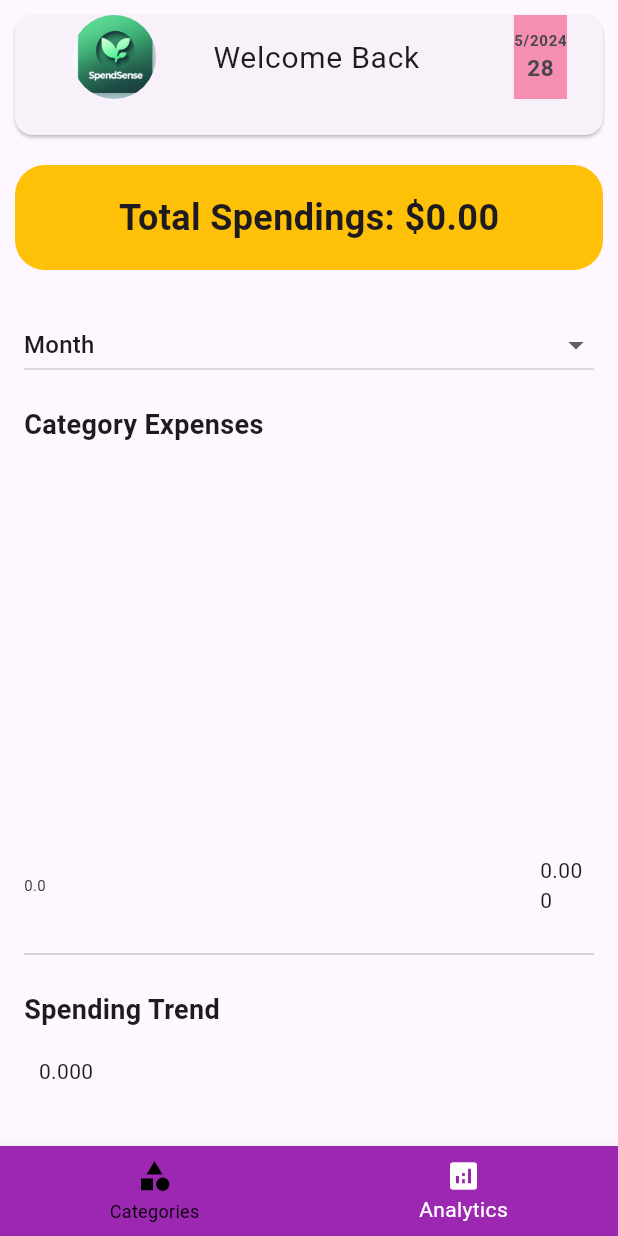
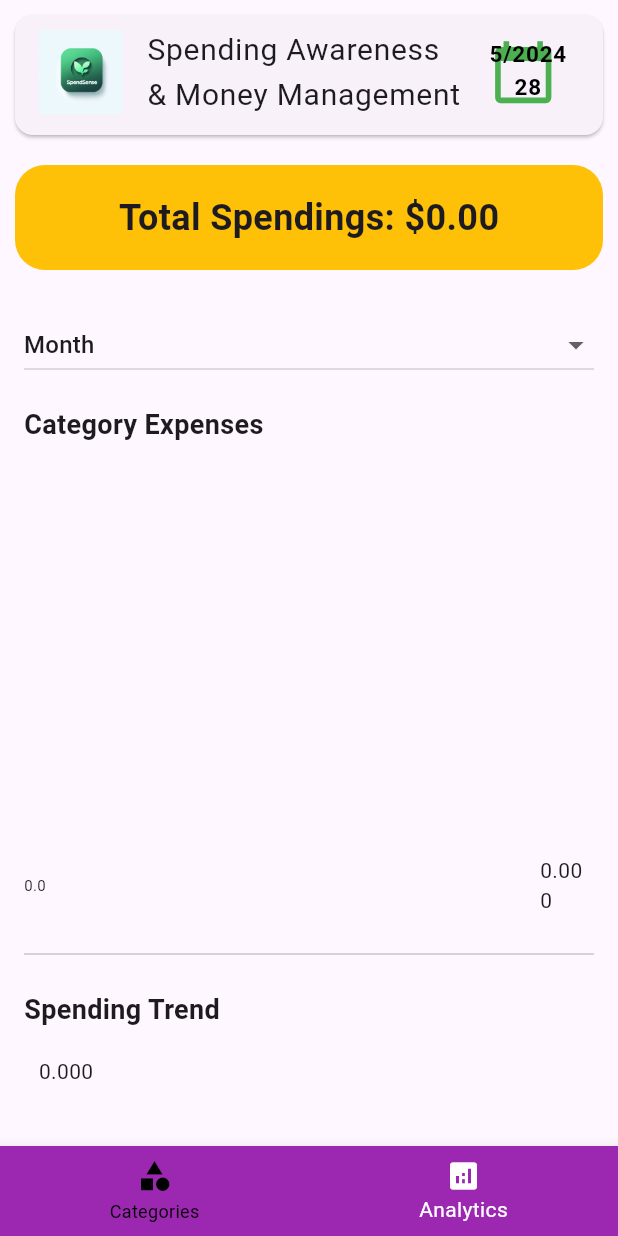
Before and after one commit to Maureen-Mwendwa/Personal-Finance-App, a Flutter app: the CategoriesScreen screen opened by its route, swiped to page 2, on a phone screen of 412 x 824 dp. Run offline on Flutter 3.47's test engine with Material 3 defaults, Android fonts, the light colour scheme and no system bars; drawn by our look-alikes of fl_chart; our stand-ins replace email_validator, flutter_login, flutter_pw_validator.

Commit message:
Removed the CircleAvatar to include the SpendSense Logo image. Added a calendar icon and used Stack widget to display the current date, month and year on the calendar icon at the trailing end.

```diff
--- a/lib/screens/categories_screen.dart
+++ b/lib/screens/categories_screen.dart
@@ -103,28 +103,34 @@ class _CategoriesScreenState extends State<CategoriesScreen> {
             child: Card(
               margin: EdgeInsets.all(10.0),
               child: ListTile(
-                leading: CircleAvatar(
-                  backgroundImage: AssetImage('assets/SpendSenseLogo.jpeg'),
-                  radius: 50,
+                leading: const Image(
+                  image: AssetImage('assets/SpendSenseLogo.jpeg'),
                 ),
-                title: Text('Welcome Back', style: TextStyle(fontSize: 20)),
-                trailing: Container(
-                  color: Colors.pink[200],
-                  child: Column(
-                    mainAxisAlignment: MainAxisAlignment.center,
+                title: Text('Spending Awareness & Money Management',
+                    style: TextStyle(fontSize: 20)),
+                trailing: Stack(
                   children: [
-                      Text(
-                        currentMonth, // Display current month and year
+                    Icon(Icons.calendar_today, size: 45.0, color: Colors.green),
+                    Positioned(
+                      // top: -7,
+                      // right: -5,
+                      // child: Container(
+                      //   padding: EdgeInsets.all(3.0),
+                      //   decoration: BoxDecoration(
+                      //     color: Colors.black,
+                      //     borderRadius: BorderRadius.circular(5.0),
+                      //   ),
+                      child: Text(
+                        '$currentMonth\n$currentDate',
                         style: TextStyle(
-                            fontWeight: FontWeight.bold, fontSize: 10),
+                            fontWeight: FontWeight.bold,
+                            fontSize: 15.0,
+                            color: Colors.black),
+                        textAlign: TextAlign.center,
                       ),
-                      Text(
-                        currentDate, // Display current date
-                        style: TextStyle(
-                            fontWeight: FontWeight.bold, fontSize: 15),
+                      //),
                     ),
                   ],
-                  ),
                 ),
               ),
             ),
@@ -208,9 +214,14 @@ class _CategoriesScreenState extends State<CategoriesScreen> {
 
   /// Builds a grid of category cards.
   Widget _buildCategoryGrid(BuildContext context) {
+    return LayoutBuilder(builder: (context, constraints) {
+      //The LayoutBuilder helps in deciding the number of columns based on the available width.
+      // Calculate the number of columns based on the screen width.
+      int crossAxisCount = (constraints.maxWidth / 150)
+          .floor(); // The number of columns (crossAxisCount) is calculated by dividing the maximum width by the desired width of each card (e.g., 150 pixels).
       return GridView.builder(
         gridDelegate: SliverGridDelegateWithFixedCrossAxisCount(
-        crossAxisCount: 5, // Number of columns in the grid.
+          crossAxisCount: crossAxisCount,
           mainAxisSpacing: 10.0, // Vertical spacing between grid items.
           crossAxisSpacing: 5.0, // Horizontal spacing between grid items.
         ),
@@ -230,8 +241,8 @@ class _CategoriesScreenState extends State<CategoriesScreen> {
                 decoration: BoxDecoration(
                   image: DecorationImage(
                     image: AssetImage(imagePath),
-                  fit:
-                      BoxFit.cover, // Ensures the image covers the entire card.
+                    fit: BoxFit
+                        .cover, // Ensures the image covers the entire card.
                   ),
                   borderRadius: BorderRadius.circular(10.0), // Rounded corners
                 ),
@@ -239,8 +250,8 @@ class _CategoriesScreenState extends State<CategoriesScreen> {
                   child: Text(
                     category.name, // Display the category name.
                     style: TextStyle(
-                    backgroundColor:
-                        Colors.black54, // Semi-transparent background for text.
+                      backgroundColor: Colors
+                          .black54, // Semi-transparent background for text.
                       color: Colors.white, // White text color.
                       fontWeight: FontWeight.bold, // Bold text.
                       fontSize: 16.0, // Font size.
@@ -252,6 +263,7 @@ class _CategoriesScreenState extends State<CategoriesScreen> {
           );
         },
       );
+    });
   }
 
   // Method to get the image path based on category name.
```
Lines whose indentation alone changed are shown as unchanged.
